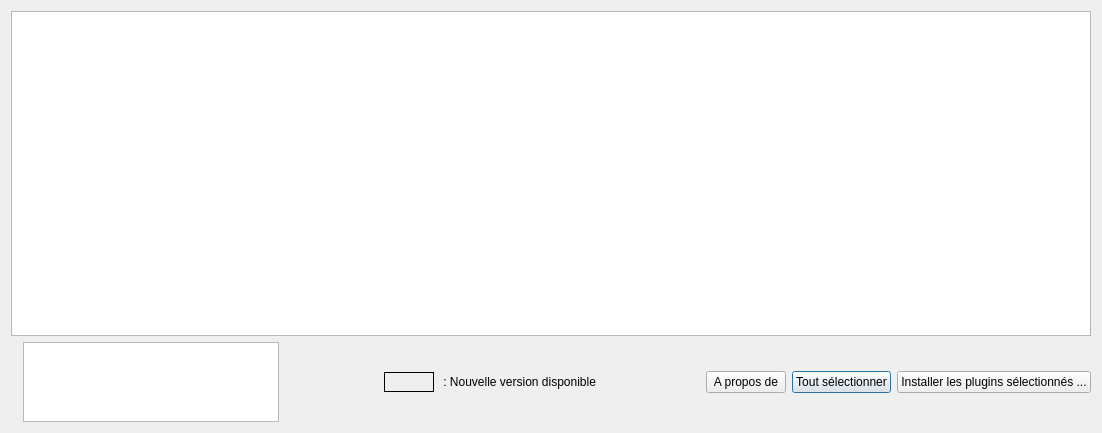
IGNF/installateur-qgis, file installer.ui: the form before one commit.
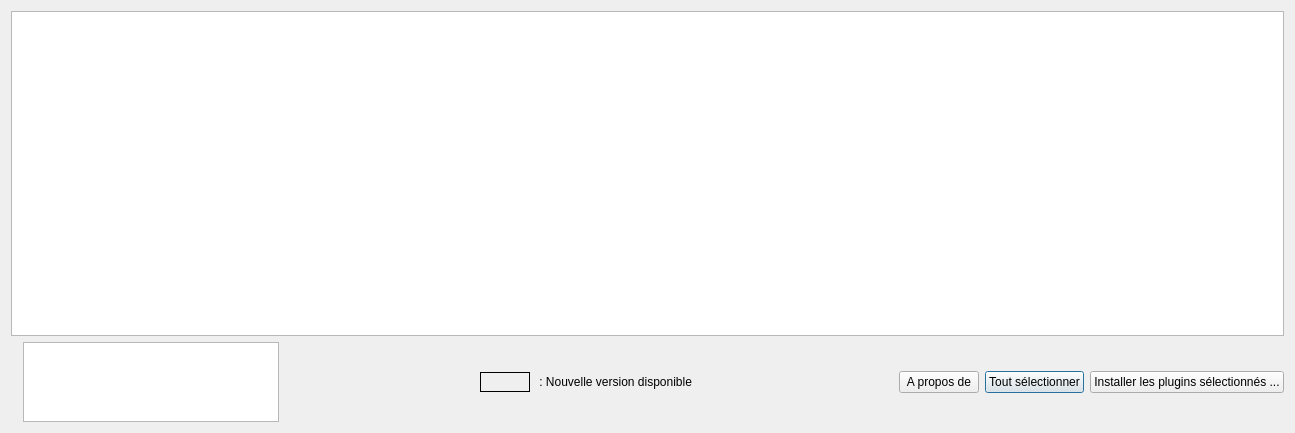
The form after the commit.

The edit to the form file:
```diff
--- a/installer.ui
+++ b/installer.ui
@@ -6,7 +6,7 @@
    <rect>
     <x>0</x>
     <y>0</y>
-    <width>1102</width>
+    <width>1295</width>
     <height>433</height>
    </rect>
   </property>
```
